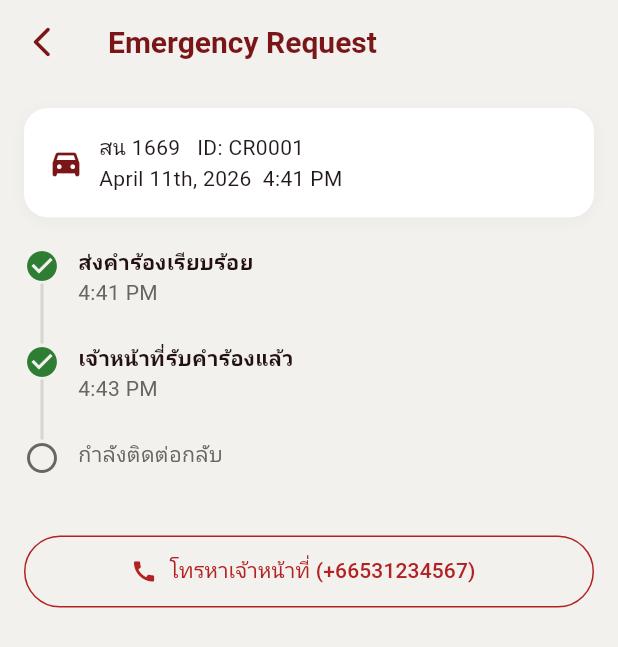
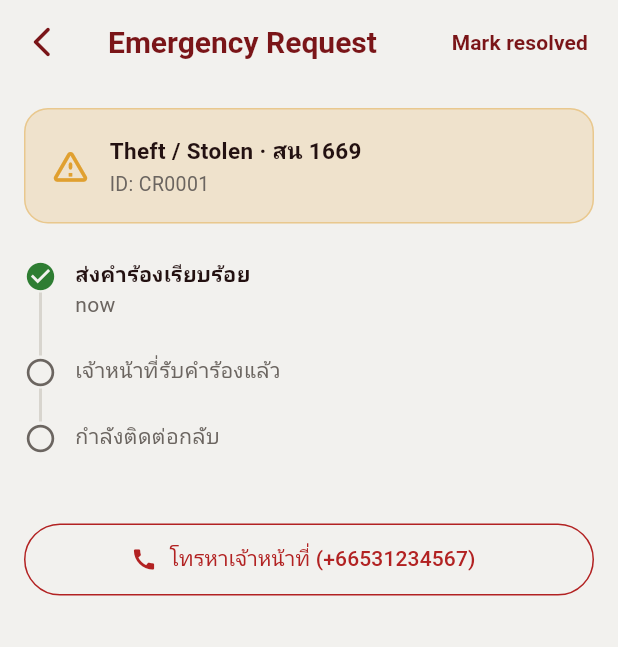
Before and after one commit to Nitiwat-158/ivts-vue, a Flutter app: the EmergencyStatusScreen screen opened directly, on a phone screen of 412 x 824 dp. Shown: the top 647 px of the screen. Run offline on Flutter 3.47's test engine with Material 3 defaults, Android fonts, the phone set to English and light mode, and no system bars.

Commit message:
edit text + add Emergency request in page Home

```diff
--- a/user-mobile-application/lib/screens/emergency_status_screen.dart
+++ b/user-mobile-application/lib/screens/emergency_status_screen.dart
@@ -1,6 +1,5 @@
 import 'package:flutter/material.dart';
 import '../data/mock_data.dart';
-import '../models/emergency_status.dart';
 import '../theme/app_theme.dart';
 
 class EmergencyStatusScreen extends StatelessWidget {
@@ -8,7 +7,11 @@ class EmergencyStatusScreen extends StatelessWidget {
 
   @override
   Widget build(BuildContext context) {
-    final steps = MockData.emergencyTimeline;
+    final steps = [
+      const _StatusStep(label: 'ส่งคำร้องเรียบร้อย', timestamp: 'now', completed: true),
+      const _StatusStep(label: 'เจ้าหน้าที่รับคำร้องแล้ว', timestamp: '', completed: false),
+      const _StatusStep(label: 'กำลังติดต่อกลับ', timestamp: '', completed: false),
+    ];
 
     return Scaffold(
       backgroundColor: AppColors.background,
@@ -18,6 +21,16 @@ class EmergencyStatusScreen extends StatelessWidget {
           onPressed: () => Navigator.of(context).maybePop(),
         ),
         title: const Text('Emergency Request'),
+        actions: [
+          TextButton(
+            onPressed: () {},
+            child: const Text(
+              'Mark resolved',
+              style: TextStyle(color: AppColors.primary, fontWeight: FontWeight.w600),
+            ),
+          ),
+          const SizedBox(width: 8),
+        ],
       ),
       body: SafeArea(
         child: ListView(
@@ -26,35 +39,47 @@ class EmergencyStatusScreen extends StatelessWidget {
             Container(
               padding: const EdgeInsets.all(16),
               decoration: BoxDecoration(
-                color: Colors.white,
+                color: AppColors.warningAmber.withValues(alpha: 0.18),
                 borderRadius: BorderRadius.circular(16),
-                boxShadow: [
-                  BoxShadow(
-                    color: AppColors.divider.withOpacity(0.3),
-                    blurRadius: 8,
-                    offset: const Offset(0, 2),
-                  ),
-                ],
+                border: Border.all(color: AppColors.warningAmber.withValues(alpha: 0.4)),
               ),
               child: const Row(
                 children: [
-                  Icon(Icons.directions_car_filled_rounded, color: AppColors.primary),
-                  SizedBox(width: 10),
+                  Icon(Icons.warning_amber_rounded, color: AppColors.warningAmber, size: 28),
+                  SizedBox(width: 12),
                   Expanded(
-                    child: Text('สน 1669   ID: CR0001\nApril 11th, 2026  4:41 PM'),
+                    child: Column(
+                      crossAxisAlignment: CrossAxisAlignment.start,
+                      children: [
+                        Text(
+                          'Theft / Stolen · สน 1669',
+                          style: TextStyle(
+                            color: AppColors.textPrimary,
+                            fontWeight: FontWeight.bold,
+                            fontSize: 15,
+                          ),
+                        ),
+                        SizedBox(height: 2),
+                        Text(
+                          'ID: CR0001',
+                          style: TextStyle(color: AppColors.textSecondary, fontSize: 13),
+                        ),
+                      ],
+                    ),
                   ),
                 ],
               ),
             ),
-            const SizedBox(height: 20),
+            const SizedBox(height: 24),
             for (int i = 0; i < steps.length; i++)
-              _TimelineTile(update: steps[i], isLast: i == steps.length - 1),
-            const SizedBox(height: 20),
+              _TimelineTile(step: steps[i], isLast: i == steps.length - 1),
+            const SizedBox(height: 24),
             OutlinedButton.icon(
               style: OutlinedButton.styleFrom(
                 foregroundColor: AppColors.accentRed,
                 side: const BorderSide(color: AppColors.accentRed),
                 minimumSize: const Size.fromHeight(48),
+                shape: RoundedRectangleBorder(borderRadius: BorderRadius.circular(24)),
               ),
               onPressed: () {},
               icon: const Icon(Icons.call),
@@ -67,15 +92,22 @@ class EmergencyStatusScreen extends StatelessWidget {
   }
 }
 
+class _StatusStep {
+  final String label;
+  final String timestamp;
+  final bool completed;
+
+  const _StatusStep({required this.label, required this.timestamp, required this.completed});
+}
+
 class _TimelineTile extends StatelessWidget {
-  final EmergencyStatusUpdate update;
+  final _StatusStep step;
   final bool isLast;
 
-  const _TimelineTile({required this.update, required this.isLast, super.key});
+  const _TimelineTile({required this.step, required this.isLast});
 
   @override
   Widget build(BuildContext context) {
-    final color = update.completed ? AppColors.success : AppColors.textSecondary;
     return IntrinsicHeight(
       child: Row(
         crossAxisAlignment: CrossAxisAlignment.start,
@@ -83,8 +115,9 @@ class _TimelineTile extends StatelessWidget {
           Column(
             children: [
               Icon(
-                update.completed ? Icons.check_circle : Icons.radio_button_unchecked,
-                color: color,
+                step.completed ? Icons.check_circle : Icons.panorama_fish_eye_rounded,
+                color: step.completed ? AppColors.success : AppColors.textSecondary,
+                size: 22,
               ),
               if (!isLast)
                 Expanded(
@@ -100,14 +133,14 @@ class _TimelineTile extends StatelessWidget {
                 crossAxisAlignment: CrossAxisAlignment.start,
                 children: [
                   Text(
-                    update.label,
+                    step.label,
                     style: TextStyle(
-                      fontWeight: update.completed ? FontWeight.bold : FontWeight.normal,
-                      color: update.completed ? AppColors.textPrimary : AppColors.textSecondary,
+                      fontWeight: step.completed ? FontWeight.bold : FontWeight.normal,
+                      color: step.completed ? AppColors.textPrimary : AppColors.textSecondary,
                     ),
                   ),
-                  if (update.timestamp.isNotEmpty)
-                    Text(update.timestamp, style: const TextStyle(color: AppColors.textSecondary)),
+                  if (step.timestamp.isNotEmpty)
+                    Text(step.timestamp, style: const TextStyle(color: AppColors.textSecondary)),
                 ],
               ),
             ),
```
Also changed, not shown: user-mobile-application/lib/screens/home_screen.dart (+18 -0 lines), user-mobile-application/lib/screens/location_screen.dart (+0 -25 lines), user-mobile-application/lib/widgets/vehicle_card.dart (+9 -3 lines), 3 other files.
